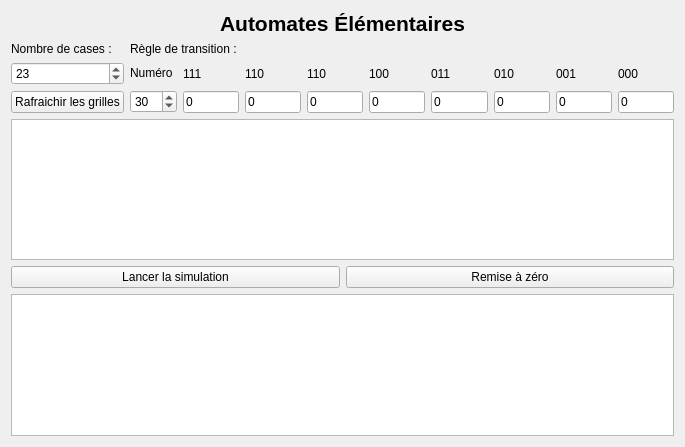
danousna/autocell, file src/ui/elementaireview.ui: the form before one commit.
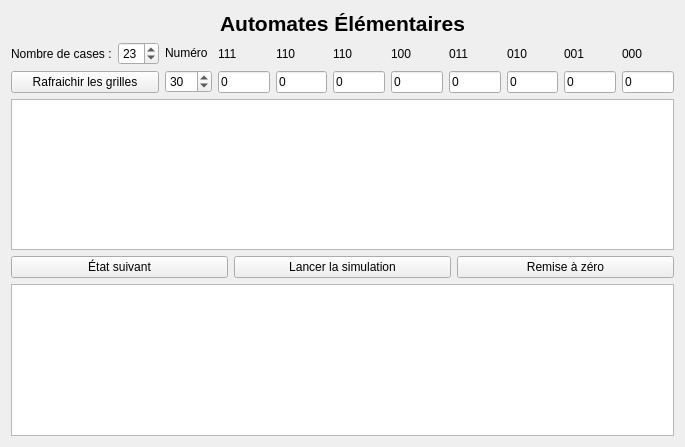
The form after the commit.

```diff
--- a/src/ui/elementaireview.ui
+++ b/src/ui/elementaireview.ui
@@ -33,7 +33,7 @@
    </item>
    <item>
     <layout class="QGridLayout" name="gridLayout">
-     <item row="1" column="1">
+     <item row="4" column="1">
       <layout class="QHBoxLayout" name="regleForm">
        <item>
         <layout class="QVBoxLayout" name="verticalLayout">
@@ -226,22 +226,17 @@
        </item>
       </layout>
      </item>
-     <item row="0" column="1">
-      <widget class="QLabel" name="label_2">
-       <property name="text">
-        <string>Règle de transition :</string>
-       </property>
-      </widget>
-     </item>
-     <item row="0" column="0">
+     <item row="4" column="0">
+      <layout class="QVBoxLayout" name="verticalLayout_11">
+       <item>
+        <layout class="QHBoxLayout" name="horizontalLayout_4">
+         <item>
       <widget class="QLabel" name="label">
        <property name="text">
         <string>Nombre de cases :</string>
        </property>
       </widget>
      </item>
-     <item row="1" column="0">
-      <layout class="QVBoxLayout" name="tailleForm">
        <item>
         <widget class="QSpinBox" name="inputTaille">
          <property name="minimum">
@@ -255,6 +250,8 @@
          </property>
         </widget>
        </item>
+        </layout>
+       </item>
        <item>
         <widget class="QPushButton" name="btnRefreshTaille">
          <property name="enabled">
@@ -296,6 +293,13 @@
    </item>
    <item>
     <layout class="QHBoxLayout" name="horizontalLayout">
+     <item>
+      <widget class="QPushButton" name="btnNext">
+       <property name="text">
+        <string>État suivant</string>
+       </property>
+      </widget>
+     </item>
      <item>
       <widget class="QPushButton" name="btnPlay">
        <property name="enabled">
```
Lines whose indentation alone changed are shown as unchanged.
